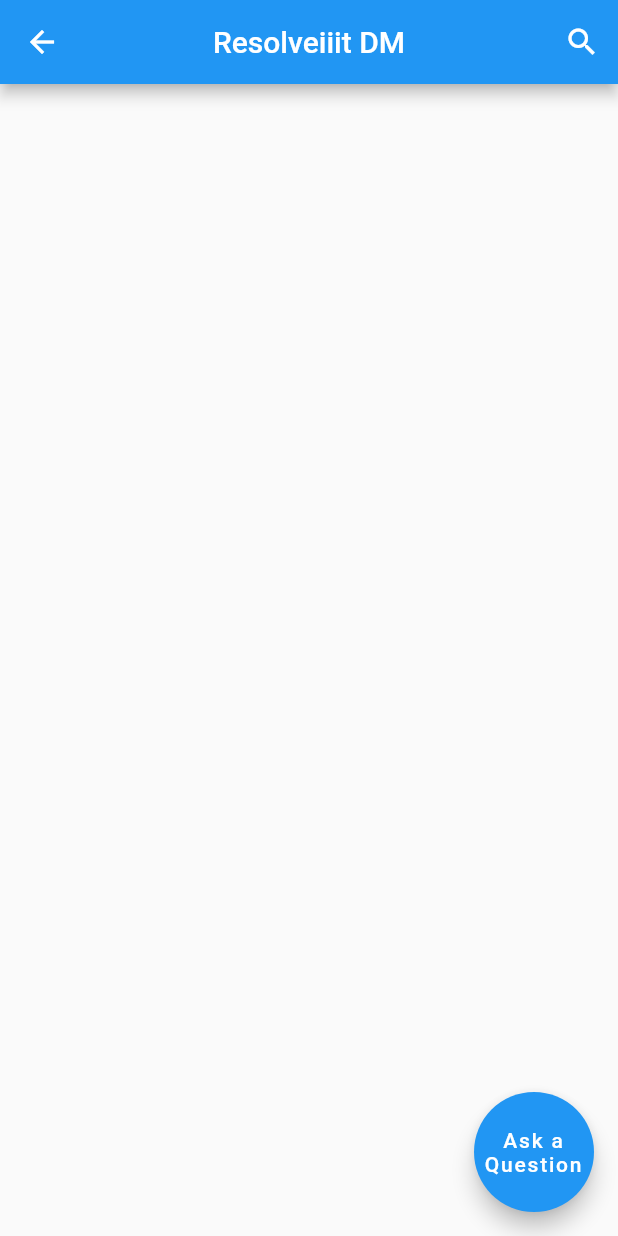
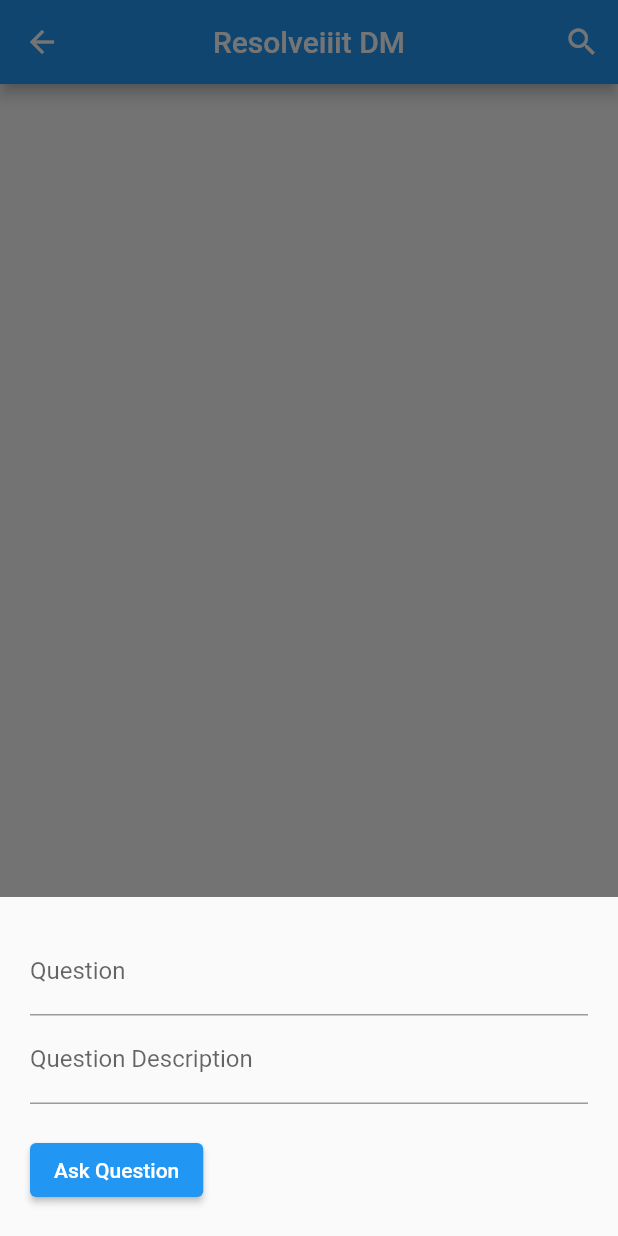
Before and after one commit to itsSRG/iiitdm_hacks, a Flutter app: the Questions screen opened by its route, after a tap on "Ask a Question", on a phone screen of 412 x 824 dp. Run offline on Flutter 3.47's test engine with Material 2 defaults, Android fonts, the light colour scheme and no system bars; our stand-ins replace cloud_firestore, firebase_auth, firebase_core, google_sign_in; accounts and stored records are empty.

Commit message:
able to add questions

```diff
--- a/lib/all_questions.dart
+++ b/lib/all_questions.dart
@@ -12,6 +12,9 @@
 class _QuestionsState extends State<Questions> {
   Icon customIcon = const Icon(Icons.search);
   Widget customSearchBar = const Text('Resolveiiit DM');
+
+  final TextEditingController _questionController = TextEditingController();
+  final TextEditingController _descriptionController = TextEditingController();
 
   final CollectionReference _questionsAsked =
       FirebaseFirestore.instance.collection('questions');
@@ -109,7 +112,9 @@
                 )
               ],
             ),
-            onPressed: () {},
+            onPressed: () {
+              _createOrUpdate();
+            },
           ),
         ));
   }
@@ -122,4 +127,57 @@
 
     return data.get();
   }
+
+  Future<void> _createOrUpdate() async {
+    await showModalBottomSheet(
+        isScrollControlled: true,
+        context: context,
+        builder: (BuildContext ctx) {
+          return Padding(
+            padding: EdgeInsets.only(
+                top: 20,
+                left: 20,
+                right: 20,
+                // prevent the soft keyboard from covering text fields
+                bottom: MediaQuery.of(ctx).viewInsets.bottom + 20),
+            child: Column(
+              mainAxisSize: MainAxisSize.min,
+              crossAxisAlignment: CrossAxisAlignment.start,
+              children: [
+                TextField(
+                  controller: _questionController,
+                  decoration: const InputDecoration(labelText: 'Question'),
+                ),
+                TextField(
+                  controller: _descriptionController,
+                  decoration: const InputDecoration(
+                    labelText: 'Question Description',
+                  ),
+                ),
+                const SizedBox(
+                  height: 20,
+                ),
+                ElevatedButton(
+                  child: Text('Ask Question'),
+                  onPressed: () async {
+                    print('pressed');
+                    final String? question = _questionController.text;
+                    final String? questionDescription =
+                        _descriptionController.text;
+                    if (question != null && questionDescription != null) {
+                        await _questionsAsked.add({"question": question, "question_description": questionDescription});
+
+                      // Clear the text fields
+                      _questionController.text = '';
+                      _descriptionController.text = '';
+                      // Hide the bottom sheet
+                      Navigator.of(context).pop();
+                    }
+                  },
+                )
+              ],
+            ),
+          );
+        });
+  }
 }
```
Also changed, not shown: lib/ask_question.dart (added).
